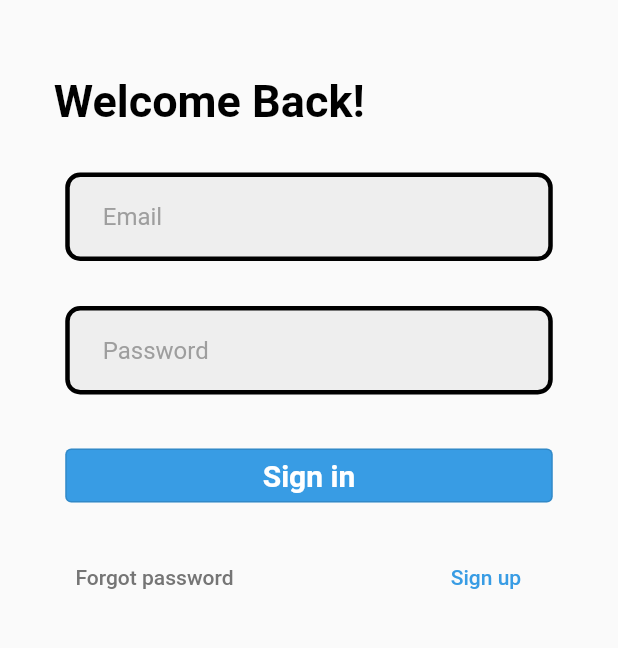
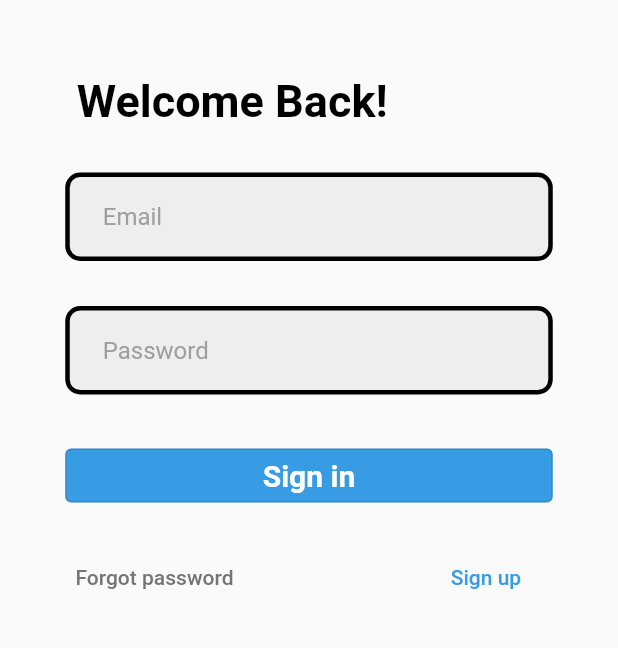
Before and after one commit to timothysashimi/BetaAlpha, a Flutter app: the screen it shows after launch, on a phone screen of 412 x 824 dp, the part 213-861 px from its top. Run offline on Flutter 3.47's test engine with Material 2 defaults, Android fonts, the light colour scheme and no system bars; our stand-ins replace firebase_auth, firebase_core; accounts and stored records are empty.

Commit message:
"changed positioning of header"

```diff
--- a/lib/pages/login_page.dart
+++ b/lib/pages/login_page.dart
@@ -77,7 +77,7 @@ class _LoginPage extends State<LoginPage> {
                     height:
                         50), //to indluce some space between image and text box(padding)
                 const Align(
-                  alignment: Alignment(-0.65, 0),
+                  alignment: Alignment(-0.5, 0),
                   child: Text('Welcome Back!',
                       style: TextStyle(
                           color: Colors.black,
```
